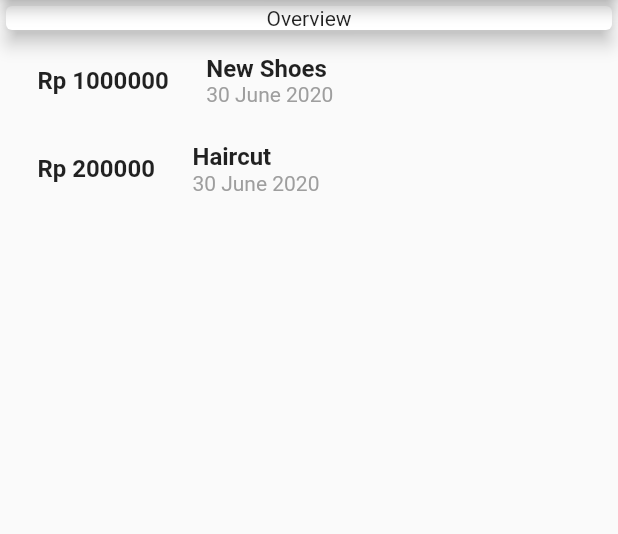
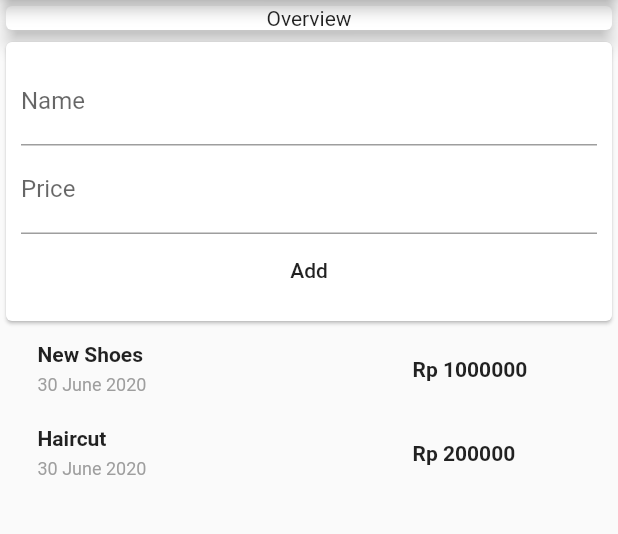
Before and after one commit to madeindra/flutter-financial-manager, a Flutter app: the screen it shows after launch, on a phone screen of 412 x 824 dp, the part 84-618 px from its top. Run offline on Flutter 3.47's test engine with Material 2 defaults, Android fonts, the phone set to English and light mode, and no system bars.

Commit message:
add textInput & button

```diff
--- a/lib/main.dart
+++ b/lib/main.dart
@@ -45,10 +45,44 @@ class MyHomepage extends StatelessWidget {
                 elevation: 5,
               ),
             ),
+            Card(
+              child: Container(
+                padding: EdgeInsets.all(10),
+                child: Column(children: <Widget>[
+                  TextField(decoration: InputDecoration(labelText: 'Name')),
+                  TextField(decoration: InputDecoration(labelText: 'Price')),
+                  FlatButton(child: Text("Add"), onPressed: () {},)
+                ]),
+              ),
+            ),
             Column(
               children: transactions.map((tx) {
                 return Row(
                   children: <Widget>[
+                    Column(
+                      crossAxisAlignment: CrossAxisAlignment.start,
+                      children: <Widget>[
+                        Container(
+                          padding: EdgeInsets.symmetric(
+                              horizontal: 25, vertical: 2.5),
+                          constraints: BoxConstraints(minWidth: 250),
+                          child: Text(
+                            '${tx.name}',
+                            style: TextStyle(
+                                fontSize: 14, fontWeight: FontWeight.bold),
+                          ),
+                        ),
+                        Container(
+                          padding: EdgeInsets.symmetric(
+                              horizontal: 25, vertical: 2.5),
+                          constraints: BoxConstraints(minWidth: 250),
+                          child: Text(
+                            DateFormat('d MMMM y').format(tx.date),
+                            style: TextStyle(fontSize: 12, color: Colors.grey),
+                          ),
+                        ),
+                      ],
+                    ),
                     Container(
                       margin:
                           EdgeInsets.symmetric(vertical: 10, horizontal: 15),
@@ -56,29 +90,8 @@ class MyHomepage extends StatelessWidget {
                       child: Text(
                         'Rp ${tx.price}',
                         style: TextStyle(
-                          fontSize: 16,
-                          fontWeight: FontWeight.bold
-                        ),
+                            fontSize: 14, fontWeight: FontWeight.bold),
                       ),
-                    ),
-                    Column(
-                      crossAxisAlignment: CrossAxisAlignment.start,
-                      children: <Widget>[
-                        Text(
-                          '${tx.name}',
-                          style: TextStyle(
-                            fontSize: 16,
-                            fontWeight: FontWeight.bold
-                          ),
-                        ),
-                        Text(
-                          DateFormat('d MMMM y').format(tx.date),
-                          style: TextStyle(
-                            fontSize: 14,
-                            color: Colors.grey
-                          ),
-                        ),
-                      ],
                     ),
                   ],
                 );
```
